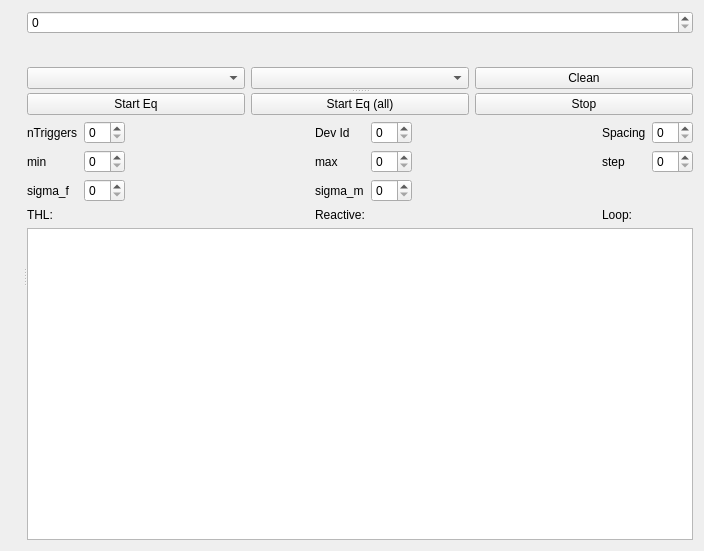
The window that SpidrMpx3Eq/qcstmequalization.ui (navrit/dexter) describes before a commit, drawn with Qt 5.
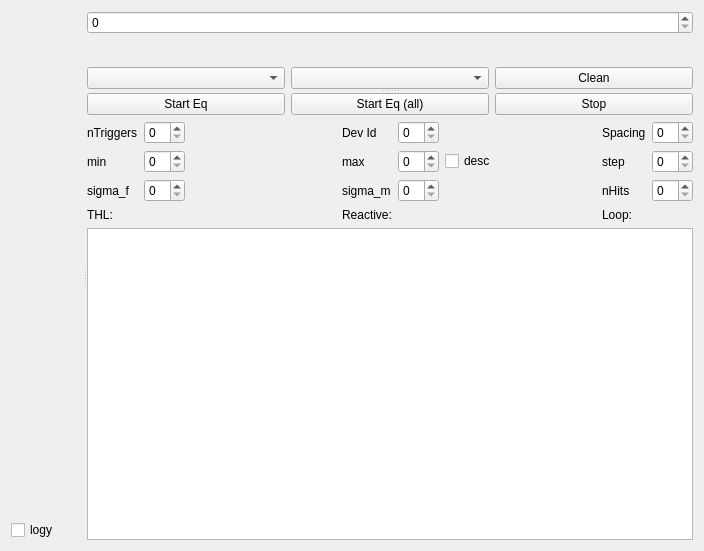
The same window after the commit. Custom widgets are drawn as their Qt base class.

What changed in the file:
```diff
--- a/SpidrMpx3Eq/qcstmequalization.ui
+++ b/SpidrMpx3Eq/qcstmequalization.ui
@@ -20,7 +20,7 @@
       <enum>Qt::Horizontal</enum>
      </property>
      <widget class="QWidget" name="layoutWidget">
-      <layout class="QVBoxLayout" name="verticalLayout_11" stretch="1,0">
+      <layout class="QVBoxLayout" name="verticalLayout_11" stretch="1,0,0">
        <item>
         <widget class="BarChart" name="_histoWidget" native="true"/>
        </item>
@@ -34,6 +34,13 @@
          </property>
         </widget>
        </item>
+       <item>
+        <widget class="QCheckBox" name="logYCheckBox">
+         <property name="text">
+          <string>logy</string>
+         </property>
+        </widget>
+       </item>
       </layout>
      </widget>
      <widget class="QSplitter" name="histSetupSplitter">
@@ -242,19 +249,6 @@
               </property>
              </spacer>
             </item>
-            <item row="1" column="5">
-             <spacer name="horizontalSpacer_2">
-              <property name="orientation">
-               <enum>Qt::Horizontal</enum>
-              </property>
-              <property name="sizeHint" stdset="0">
-               <size>
-                <width>40</width>
-                <height>20</height>
-               </size>
-              </property>
-             </spacer>
-            </item>
             <item row="3" column="4">
              <widget class="QLabel" name="eqLabelNPixelsReactive">
               <property name="layoutDirection">
@@ -306,6 +300,26 @@
             <item row="2" column="4">
              <widget class="QSpinBox" name="spinBox_2"/>
             </item>
+            <item row="1" column="5">
+             <widget class="QCheckBox" name="rangeDirectionEqCheckBox">
+              <property name="layoutDirection">
+               <enum>Qt::LeftToRight</enum>
+              </property>
+              <property name="text">
+               <string>desc</string>
+              </property>
+             </widget>
+            </item>
+            <item row="2" column="6">
+             <widget class="QLabel" name="label_8">
+              <property name="text">
+               <string>nHits</string>
+              </property>
+             </widget>
+            </item>
+            <item row="2" column="7">
+             <widget class="QSpinBox" name="nHitsSpinBox"/>
+            </item>
            </layout>
           </item>
          </layout>
```
